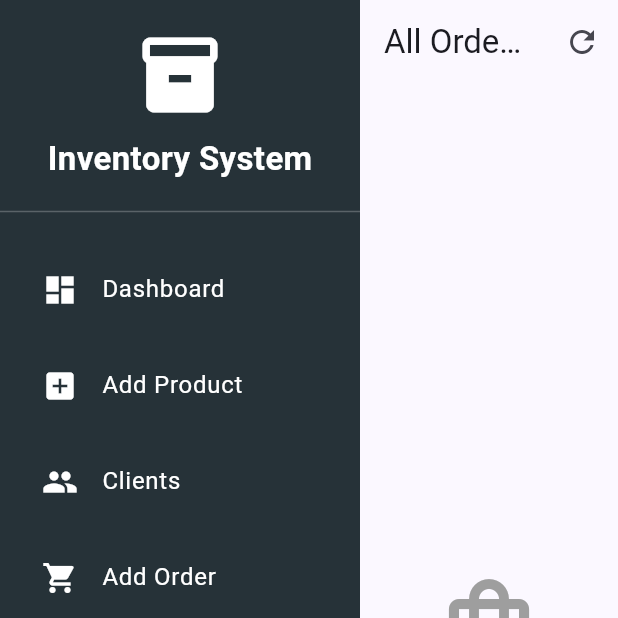
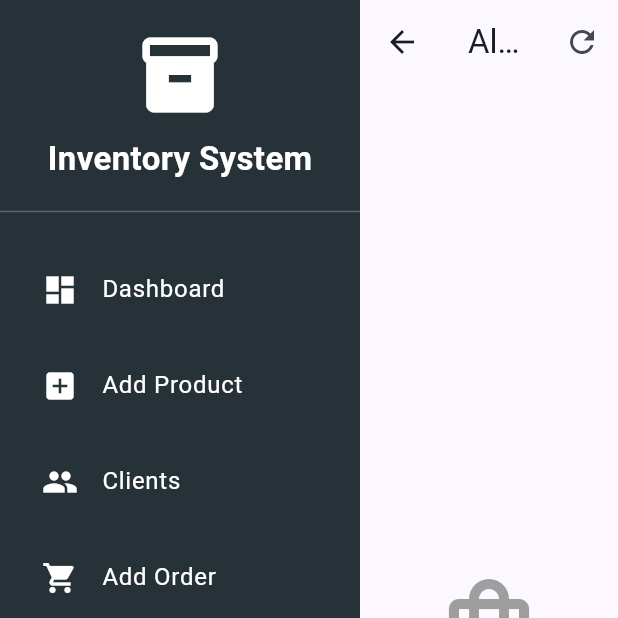
Before and after one commit to Abdulhanan-web/Hamza_toys_inventory_system, a Flutter app: the OrderListScreen screen opened directly with empty values, on a phone screen of 412 x 824 dp, the top half of it. Run offline on Flutter 3.47's test engine with Material 3 defaults, Android fonts, the phone set to English and light mode, and no system bars; our stand-ins replace sqflite, sqflite_common_ffi; accounts and stored records are empty.

Commit message:
added side appbar in order list screen

```diff
--- a/lib/screens/order_list_screen.dart
+++ b/lib/screens/order_list_screen.dart
@@ -176,17 +176,21 @@ class _OrderListScreenState extends State<OrderListScreen> {
     return Scaffold(
       body: Row(
         children: [
-          if (widget.filterClient == null)
-            AppSidebar(
-              userId: widget.userId,
-              onRefresh: _loadOrders,
-              currentPage: "view_orders",
-            ),
+          AppSidebar(
+            userId: widget.userId,
+            onRefresh: _loadOrders,
+            currentPage: widget.filterClient != null ? "clients" : "view_orders",
+          ),
           Expanded(
             child: Scaffold(
               appBar: AppBar(
                 title: Text(title),
-                automaticallyImplyLeading: widget.filterClient != null,
+                leading: widget.filterClient != null
+                    ? IconButton(
+                        icon: const Icon(Icons.arrow_back),
+                        onPressed: () => Navigator.pop(context),
+                      )
+                    : null,
                 actions: [
                   IconButton(icon: const Icon(Icons.refresh), onPressed: _loadOrders),
                 ],
```
